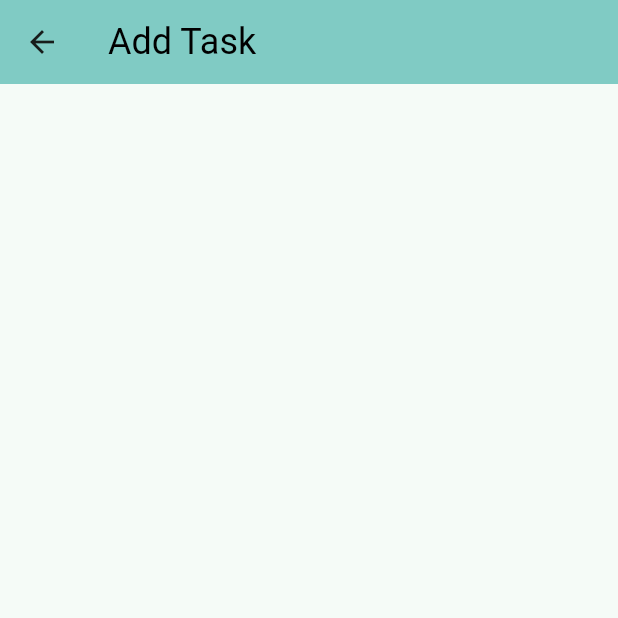
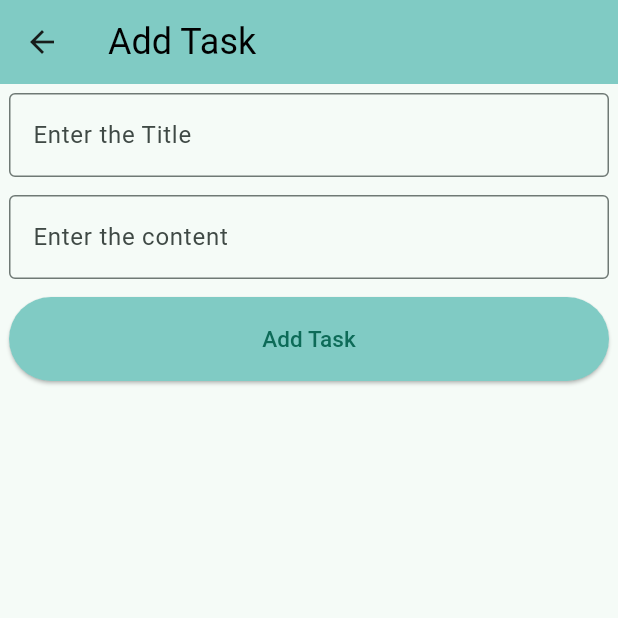
Before and after one commit to NikChouhan/Taskified, a Flutter app: the AddTask screen opened directly, on a phone screen of 412 x 824 dp, the top half of it. Run offline on Flutter 3.47's test engine with Material 2 defaults, Android fonts, the light colour scheme and no system bars; our stand-ins replace cloud_firestore, firebase_core, google_fonts; accounts and stored records are empty.

Commit message:
added  'add tasks' method
Only UI component added.  Backend code needed

```diff
--- a/lib/views/add_tasks.dart
+++ b/lib/views/add_tasks.dart
@@ -1,4 +1,5 @@
 import 'package:flutter/material.dart';
+import 'package:google_fonts/google_fonts.dart';
 import 'package:taskified/consts/textstyle.dart';
 
 class AddTask extends StatefulWidget {
@@ -9,17 +10,63 @@ class AddTask extends StatefulWidget {
 }
 
 class _AddTaskState extends State<AddTask> {
+  TextEditingController titleCont = TextEditingController();
+  TextEditingController descCont = TextEditingController();
   @override
   Widget build(BuildContext context) {
     return Scaffold(
       appBar: AppBar(
           backgroundColor: Colors.teal[200],
-          title: Text("Add Task", style: ourStyle(
-              size: 24,
-              color: Colors.black
-          ),
+          title: Text(
+            "Add Task",
+            style: ourStyle(size: 24, color: Colors.black),
             textAlign: TextAlign.center,
           )),
-      );
+      body: Container(
+          padding: const EdgeInsets.all(6.0),
+          child: Column(
+            children: [
+              Container(
+                child: const TextField(
+                  decoration: InputDecoration(
+                      border: OutlineInputBorder(),
+                      labelText: "Enter the Title"),
+                ),
+              ),
+              SizedBox(
+                height: 12,
+              ),
+              Container(
+                child: const TextField(
+                  decoration: InputDecoration(
+                    border: OutlineInputBorder(),
+                    labelText: "Enter the content",
+                  ),
+                ),
+              ),
+              SizedBox(
+                height: 12,
+              ),
+              Container(
+                  width: double.infinity,
+                  height: 56,
+                  child: ElevatedButton(
+                    style: ButtonStyle(
+                      backgroundColor: MaterialStateProperty.resolveWith((Set<MaterialState> states){
+                        if(states.contains(MaterialState.pressed)) {
+                          return Colors.teal.shade50;
+                        }
+                        return Colors.teal.shade200;
+                      },)
+                    ),
+                    onPressed: (){},
+                    child: Text(
+                      "Add Task",
+                      style: GoogleFonts.roboto(fontSize: 15),
+                    ),
+                  ) ),
+            ],
+          )),
+    );
   }
 }
```
Also changed, not shown: lib/views/tasks.dart (renamed from lib/views/Tasks.dart).
